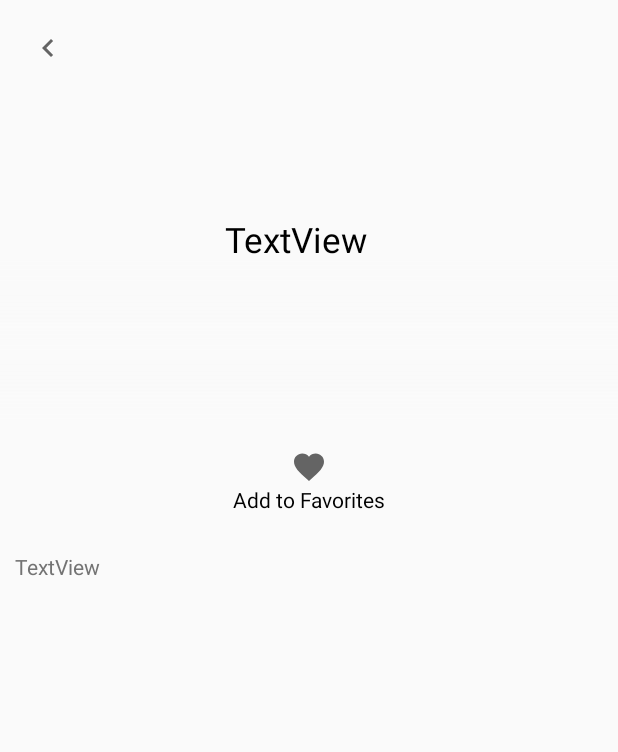
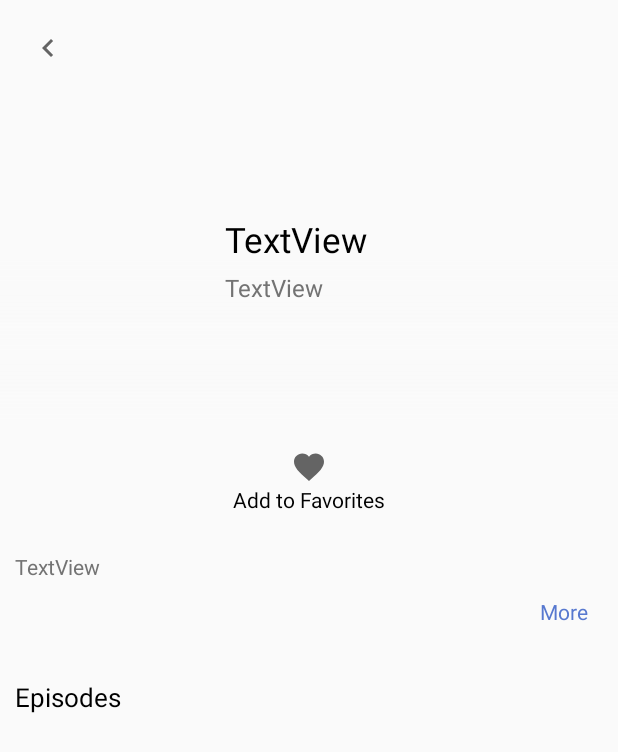
Before and after one commit to Fmaldonado6/Akiyama, an Android app: the AnimeDetailActivity screen opened directly, with no data from a screen before it, on a phone screen of 412 x 824 dp. Shown: the top 752 px of the screen. Run offline under Robolectric (Android 15) with nearby library versions, the phone set to English and light mode, and no system bars; our stand-ins replace Dagger/Hilt's generated code; libraries missing offline, so code that uses them is left out: com.xwray.groupie; network calls fail; pictures from the network do not load.

Commit message:
Finished detail page

```diff
--- a/mobile_app/app/build.gradle
+++ b/mobile_app/app/build.gradle
@@ -34,7 +34,7 @@ android {
         }
 
         debug {
-            buildConfigField "String", "BASE_URL", "\"http://192.168.0.110:5000/api/v4/\""
+            buildConfigField "String", "BASE_URL", "\"http://10.0.2.2:4000/\""
 
         }
     }
--- a/mobile_app/app/src/main/java/com/fmaldonado/akiyama/di/NetworkModule.kt
+++ b/mobile_app/app/src/main/java/com/fmaldonado/akiyama/di/NetworkModule.kt
@@ -27,7 +27,7 @@ object NetworkModule {
                 .build()
 
         return Retrofit.Builder()
-            .baseUrl(BuildConfig.BASE_URL)
+            .baseUrl("${BuildConfig.BASE_URL}animes/")
             .client(okHttpClient)
             .addConverterFactory(GsonConverterFactory.create())
             .build()
--- a/mobile_app/app/src/main/java/com/fmaldonado/akiyama/ui/common/adapters/AnimeAdapter.kt
+++ b/mobile_app/app/src/main/java/com/fmaldonado/akiyama/ui/common/adapters/AnimeAdapter.kt
@@ -22,10 +22,10 @@ class AnimeAdapter(
         lateinit var byteArray: ByteArray
 
         if (anime != null) {
-            byteArray = Base64.decode(anime.image, Base64.DEFAULT)
-            anime.title?.let { title = it }
+            byteArray = Base64.decode(anime.poster, Base64.DEFAULT)
+            anime.title.let { title = it }
         } else if (episode != null) {
-            byteArray = Base64.decode(episode.image, Base64.DEFAULT)
+            byteArray = Base64.decode(episode.poster, Base64.DEFAULT)
             title = episode.title
         }
 
--- /dev/null
+++ b/mobile_app/app/src/main/res/drawable/rounded_border.xml
@@ -0,0 +1,5 @@
+<?xml version="1.0" encoding="utf-8"?>
+<shape xmlns:android="http://schemas.android.com/apk/res/android" android:shape="rectangle">
+    <stroke android:color="@color/blue_500" android:width="1dp"/>
+    <corners android:radius="20dp"/>
+</shape>
--- a/mobile_app/app/src/main/res/layout/activity_anime_detail.xml
+++ b/mobile_app/app/src/main/res/layout/activity_anime_detail.xml
@@ -1,20 +1,28 @@
 <?xml version="1.0" encoding="utf-8"?>
-<androidx.constraintlayout.widget.ConstraintLayout xmlns:android="http://schemas.android.com/apk/res/android"
+
+<androidx.core.widget.NestedScrollView xmlns:android="http://schemas.android.com/apk/res/android"
     xmlns:app="http://schemas.android.com/apk/res-auto"
     xmlns:tools="http://schemas.android.com/tools"
     android:layout_width="match_parent"
     android:layout_height="match_parent"
-    tools:context=".ui.activities.animeDetail.AnimeDetailActivity">
+    android:fillViewport="true"
+    tools:context=".ui.activities.animeDetail.AnimeDetailActivity"
+    tools:layout_editor_absoluteX="213dp"
+    tools:layout_editor_absoluteY="430dp">
+
+    <androidx.constraintlayout.widget.ConstraintLayout
+        android:layout_width="match_parent"
+        android:layout_height="match_parent">
 
         <ImageButton
             android:id="@+id/backButton"
             android:layout_width="wrap_content"
             android:layout_height="wrap_content"
-        android:foreground="@drawable/light_ripple"
             android:layout_marginStart="10dp"
             android:layout_marginTop="10dp"
+            android:background="#00FFFFFF"
+            android:foreground="@drawable/light_ripple"
             android:padding="10dp"
-        android:background="#00FFFFFF"
             app:layout_constraintStart_toStartOf="parent"
             app:layout_constraintTop_toTopOf="parent"
             app:srcCompat="@drawable/back_icon" />
@@ -63,9 +71,10 @@
             android:layout_marginStart="10dp"
             android:layout_marginTop="20dp"
             android:layout_marginEnd="10dp"
-        android:textColor="@color/secondary_text_color"
+            android:maxLines="3"
             android:text="TextView"
             android:textAppearance="@style/TextAppearance.AppCompat.Body1"
+            android:textColor="@color/secondary_text_color"
             app:layout_constraintEnd_toEndOf="parent"
             app:layout_constraintStart_toStartOf="parent"
             app:layout_constraintTop_toBottomOf="@+id/favoritesButton" />
@@ -75,13 +84,81 @@
             android:layout_width="wrap_content"
             android:layout_height="wrap_content"
             android:layout_marginTop="10dp"
-        android:foreground="@drawable/light_ripple"
             android:clickable="true"
             android:focusable="true"
+            android:foreground="@drawable/light_ripple"
             android:padding="5dp"
             android:text="@string/add_to_favorties_text"
+            app:drawableTopCompat="@drawable/favorite_icon"
             app:layout_constraintEnd_toEndOf="parent"
             app:layout_constraintStart_toStartOf="parent"
-        app:layout_constraintTop_toBottomOf="@+id/animeBackground"
-        app:drawableTopCompat="@drawable/favorite_icon" />
+            app:layout_constraintTop_toBottomOf="@+id/animeBackground" />
+
+        <TextView
+            android:id="@+id/status"
+            android:layout_width="wrap_content"
+            android:layout_height="wrap_content"
+            android:layout_marginStart="20dp"
+            android:layout_marginTop="5dp"
+            android:text="TextView"
+            android:textColor="@color/secondary_text_color"
+            android:textSize="16sp"
+            app:layout_constraintStart_toEndOf="@+id/animeCover"
+            app:layout_constraintTop_toBottomOf="@+id/animeTitle" />
+
+        <TextView
+            android:id="@+id/moreButton"
+            android:layout_width="wrap_content"
+            android:layout_height="wrap_content"
+            android:layout_marginTop="5dp"
+            android:layout_marginEnd="10dp"
+            android:clickable="true"
+            android:focusable="true"
+
+            android:foreground="@drawable/light_ripple"
+            android:paddingStart="10dp"
+            android:paddingLeft="10dp"
+            android:paddingTop="5dp"
+            android:paddingEnd="10dp"
+            android:paddingRight="10dp"
+            android:paddingBottom="5dp"
+            android:text="@string/more_text"
+            android:textColor="?attr/colorPrimary"
+            app:layout_constraintEnd_toEndOf="parent"
+            app:layout_constraintTop_toBottomOf="@+id/synopsis" />
+
+        <androidx.recyclerview.widget.RecyclerView
+            android:id="@+id/genresList"
+            android:layout_width="0dp"
+            android:layout_height="wrap_content"
+            android:layout_marginTop="10dp"
+            app:layout_constraintEnd_toEndOf="parent"
+            app:layout_constraintStart_toStartOf="parent"
+            app:layout_constraintTop_toBottomOf="@+id/moreButton" />
+
+        <TextView
+            android:id="@+id/episodesText"
+            android:layout_width="wrap_content"
+            android:layout_height="wrap_content"
+            android:layout_marginStart="10dp"
+            android:layout_marginTop="20dp"
+            android:text="@string/episodes_text"
+            android:textSize="17sp"
+            app:layout_constraintStart_toStartOf="parent"
+            app:layout_constraintTop_toBottomOf="@+id/genresList" />
+
+        <androidx.recyclerview.widget.RecyclerView
+            android:id="@+id/episodesList"
+            android:layout_width="0dp"
+            android:layout_height="wrap_content"
+            android:layout_marginStart="10dp"
+            android:layout_marginTop="20dp"
+            android:layout_marginEnd="10dp"
+            android:layout_marginBottom="20dp"
+            app:layout_constraintBottom_toBottomOf="parent"
+            app:layout_constraintEnd_toEndOf="parent"
+            app:layout_constraintStart_toStartOf="parent"
+            app:layout_constraintTop_toBottomOf="@+id/episodesText" />
+
     </androidx.constraintlayout.widget.ConstraintLayout>
+</androidx.core.widget.NestedScrollView>
--- a/mobile_app/app/src/main/res/values/strings.xml
+++ b/mobile_app/app/src/main/res/values/strings.xml
@@ -13,4 +13,15 @@
 
     <string name="add_to_favorties_text">Add to Favorites</string>
 
+    <string name="finished_text">Finished</string>
+    <string name="airing_text">Airing</string>
+
+    <string name="episodes_text">Episodes</string>
+    <string name="episodes_label_text">Episode</string>
+    <string name="next_episode_text">Next Episode</string>
+
+
+    <string name="more_text">More</string>
+    <string name="less_text">Less</string>
+
 </resources>
```
Also changed, not shown: mobile_app/app/src/main/java/com/fmaldonado/akiyama/data/models/content/contentModels.kt (+9 -5 lines), mobile_app/app/src/main/java/com/fmaldonado/akiyama/data/network/AruppiDataSource.kt (+21 -16 lines), mobile_app/app/src/main/java/com/fmaldonado/akiyama/data/repositories/anime/AnimeRepository.kt (+10 -5 lines), mobile_app/app/src/main/java/com/fmaldonado/akiyama/ui/activities/animeDetail/AnimeDetailActivity.kt (+54 -2 lines), mobile_app/app/src/main/java/com/fmaldonado/akiyama/ui/activities/animeDetail/adapters/EpisodesAdapter.kt (added, +27 -0 lines), mobile_app/app/src/main/java/com/fmaldonado/akiyama/ui/activities/animeDetail/adapters/GenresAdapter.kt (added, +16 -0 lines), mobile_app/app/src/main/res/layout/episode_item.xml (added, +20 -0 lines), mobile_app/app/src/main/res/layout/genre_item.xml (added, +26 -0 lines), 2 other files. Lines whose indentation alone changed are shown as unchanged.
